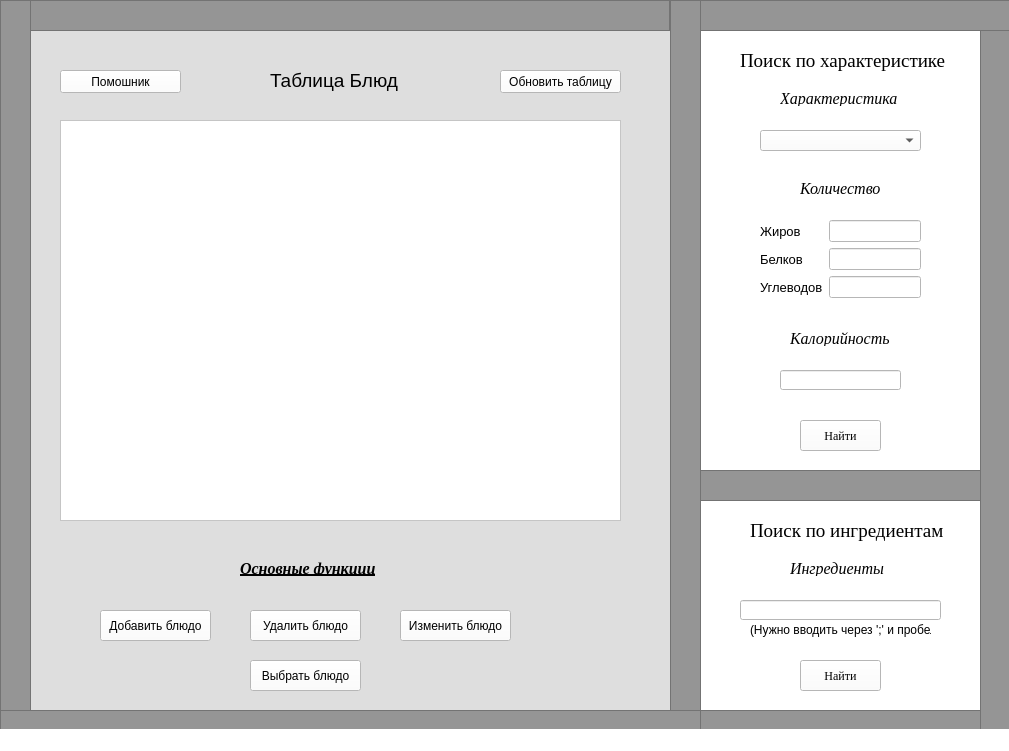
The window that table.ui (Glebosh/Yandex_Project1) describes before a commit, drawn with Qt 5.
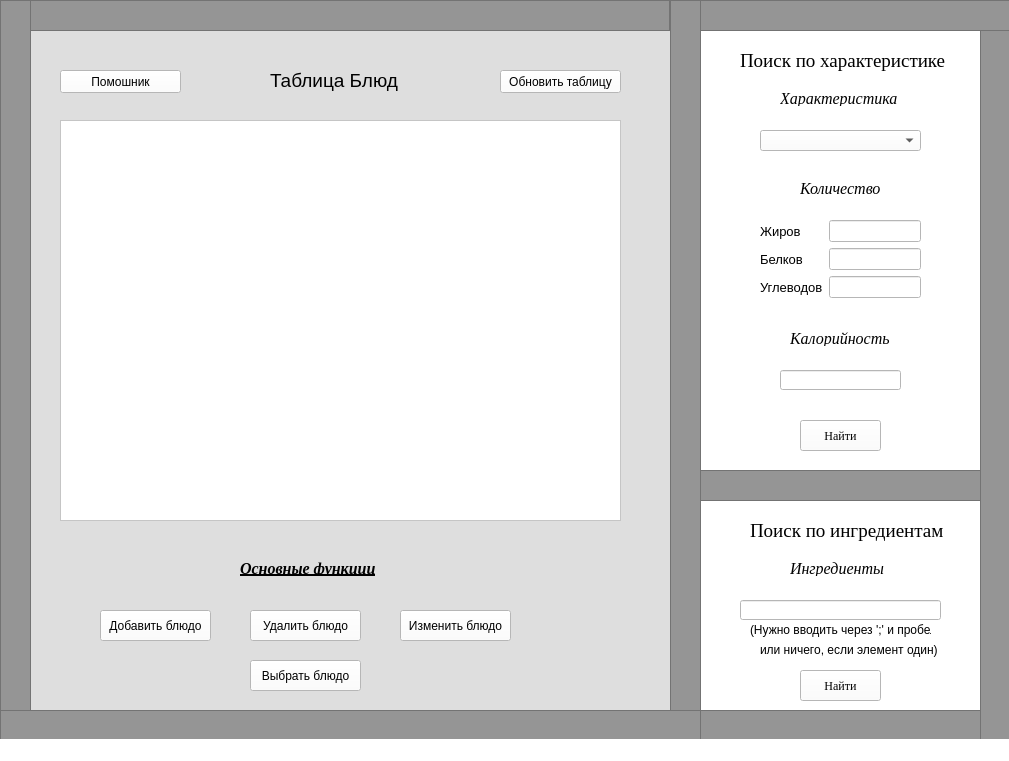
The same window after the commit.

Patch:
```diff
--- a/table.ui
+++ b/table.ui
@@ -7,7 +7,7 @@
     <x>0</x>
     <y>0</y>
     <width>1009</width>
-    <height>751</height>
+    <height>761</height>
    </rect>
   </property>
   <property name="font">
@@ -581,7 +581,7 @@
     <property name="geometry">
      <rect>
       <x>800</x>
-      <y>660</y>
+      <y>670</y>
       <width>81</width>
       <height>31</height>
      </rect>
@@ -606,7 +606,20 @@
      </rect>
     </property>
     <property name="text">
-     <string>(Нужно вводить через ';' и пробел)</string>
+     <string>(Нужно вводить через ';' и пробел</string>
+    </property>
+   </widget>
+   <widget class="QLabel" name="label_13">
+    <property name="geometry">
+     <rect>
+      <x>760</x>
+      <y>640</y>
+      <width>181</width>
+      <height>20</height>
+     </rect>
+    </property>
+    <property name="text">
+     <string>или ничего, если элемент один)</string>
     </property>
    </widget>
    <zorder>frame_3</zorder>
```
Left out of the diff: 1 changed line with no effect on the pictures.
